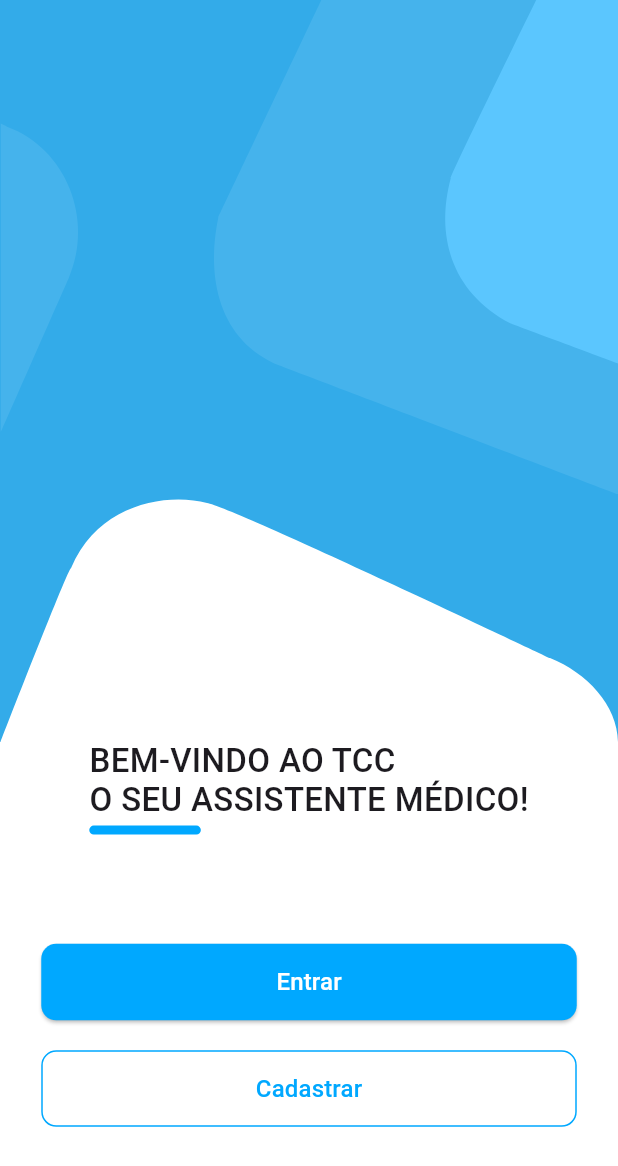
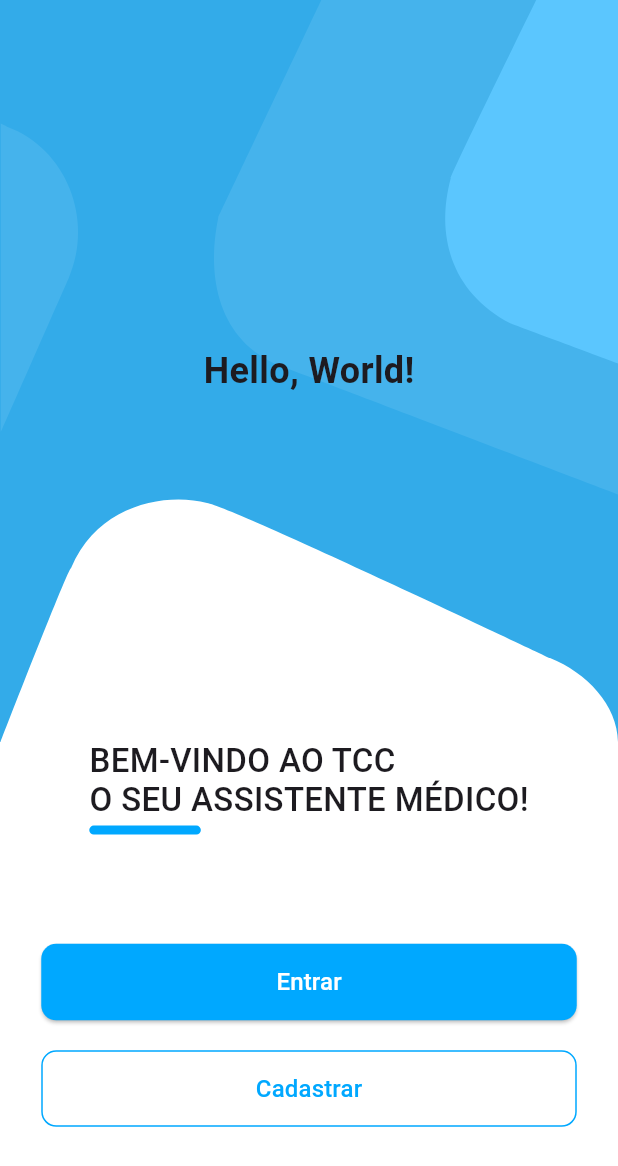
Before and after one commit to Alan-Roza/tcc-medicine-management, a Flutter app: the screen it shows after launch, on a phone screen of 412 x 824 dp. Shown: the top 1166 px of the screen. Run offline on Flutter 3.47's test engine with Material 3 defaults, Android fonts, the phone set to English and light mode, and no system bars; our stand-ins replace flutter_mobx, go_router, mobx; generated files the repository leaves out were written again.

Commit message:
feat: add title and adjust layout in unauth home

```diff
--- a/lib/app/modules/unauth/presentation/pages/unauth_home_page.dart
+++ b/lib/app/modules/unauth/presentation/pages/unauth_home_page.dart
@@ -19,9 +19,34 @@ class UnauthHomePage extends StatelessWidget {
       body: Column(
         children: [
           Expanded(
+            flex: 3,
+            child: Stack(
+              children: [
+                Align(
+                  alignment: Alignment.bottomCenter,
+                  child: SizedBox(
+                    height:
+                        height / 5.toDouble(), // Set this to a suitable value
+                    child: Stack(
+                      children: [
+                        Positioned(
+                          top: -1,
+                          bottom: -1,
+                          left: 0,
+                          right: 0,
                           child: Container(
                             color: const Color(0xFF33ABE9),
-              child: Center(
+                            child: CustomPaint(
+                              size: Size(width, height / 5.toDouble()),
+                              painter: GeometricCurvedBottomSheetWidget(),
+                            ),
+                          ),
+                        ),
+                      ],
+                    ),
+                  ),
+                ),
+                Center(
                   child: Stack(
                     children: [
                       Positioned(
@@ -40,7 +65,6 @@ class UnauthHomePage extends StatelessWidget {
                           painter: GeometricOneWidget(),
                         ),
                       ),
-
                       Positioned(
                         top: height / 10,
                         left: 0,
@@ -49,41 +73,23 @@ class UnauthHomePage extends StatelessWidget {
                           painter: GeometricTwoWidget(),
                         ),
                       ),
-
-                    // CustomPaint(
-                    //   size: Size(width, height),
-                    //   painter: GeometricTwoWidget(),
-                    // ),
-                    // CustomPaint(
-                    //   size: Size(width, height),
-                    //   painter: GeometricThreeWidget(),
-                    // ),
-                  ],
-                ),
-              ),
-            ),
-          ),
-          SizedBox(
-            height: height / 5.toDouble(), // Set this to a suitable value
-            child: Stack(
-              children: [
-                Positioned(
-                  top: -1,
-                  bottom: -1,
-                  left: 0,
-                  right: 0,
-                  child: Container(
-                    color: const Color(0xFF33ABE9),
-                    child: CustomPaint(
-                      size: Size(width, height / 5.toDouble()),
-                      painter: GeometricCurvedBottomSheetWidget(),
+                      const Center(
+                        child: Text(
+                          'Hello, World!',
+                          style: TextStyle(
+                            fontSize: 24,
+                            fontWeight: FontWeight.bold,
                           ),
                         ),
                       ),
                     ],
                   ),
                 ),
+              ],
+            ),
+          ),
           Expanded(
+            flex: 2,
             child: SizedBox(
               child: Stack(
                 children: [
```
Lines whose indentation alone changed are shown as unchanged.
